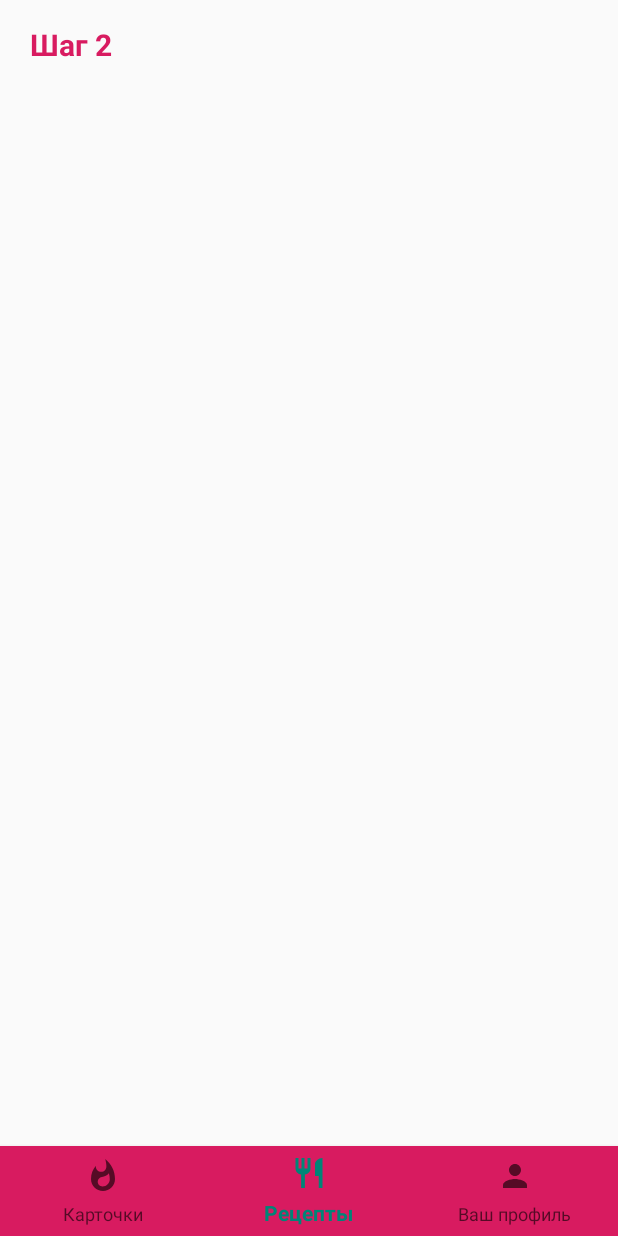
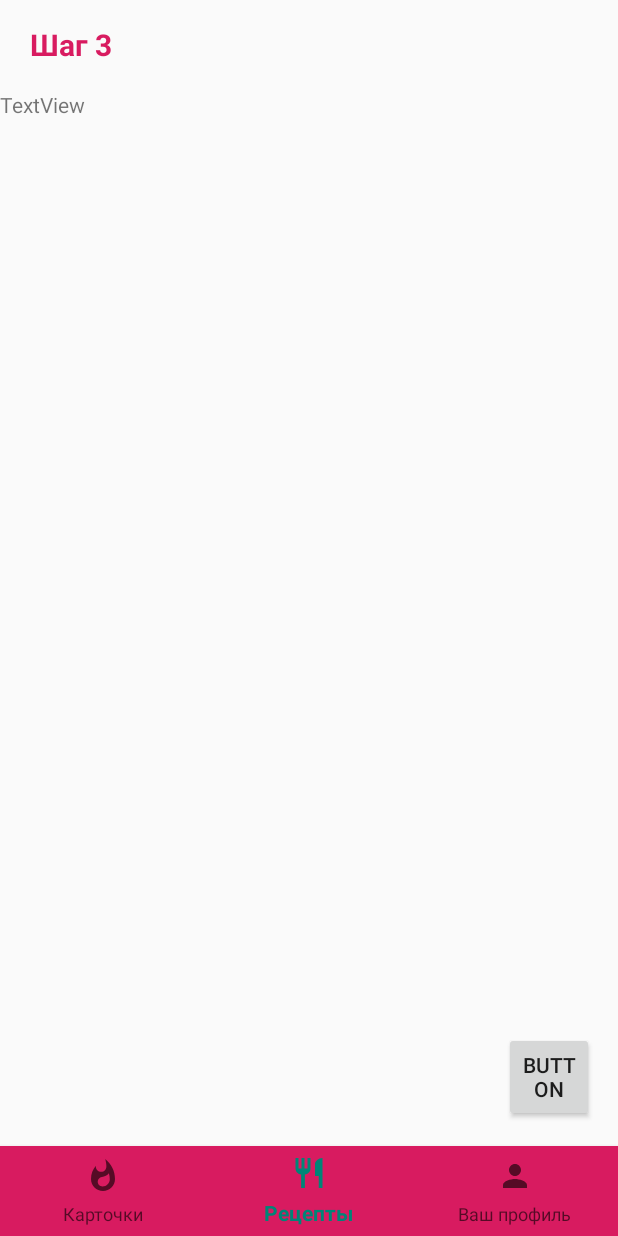
Before and after one commit to vladcto/FoodChoise, an Android app: the fragment StepInstrFragment placed in its activity, on a phone screen of 412 x 824 dp. Run offline under Robolectric (Android 15) with nearby library versions, the phone set to English and light mode, and no system bars.

Commit message:
Создал скелет для остальных step_fragment.

```diff
--- a/app/src/main/res/layout/step_instr_recipes_fragment.xml
+++ b/app/src/main/res/layout/step_instr_recipes_fragment.xml
@@ -7,5 +7,38 @@
     <TextView
         android:id="@+id/textView"
         style="@style/stepTopLabel"
-        android:text="Шаг 2" />
+        android:text="Шаг 3" />
+
+    <androidx.constraintlayout.widget.ConstraintLayout
+        android:layout_width="match_parent"
+        android:layout_height="match_parent">
+
+        <LinearLayout
+            android:id="@+id/linearLayout2"
+            android:layout_width="match_parent"
+            android:layout_height="match_parent"
+            android:orientation="vertical">
+
+            <TextView
+                android:id="@+id/textView8"
+                android:layout_width="match_parent"
+                android:layout_height="wrap_content"
+                android:text="TextView" />
+
+            <androidx.recyclerview.widget.RecyclerView
+                android:layout_width="match_parent"
+                android:layout_height="match_parent" />
+        </LinearLayout>
+
+        <Button
+            android:id="@+id/button2"
+            android:layout_width="60dp"
+            android:layout_height="60dp"
+            android:layout_marginEnd="16dp"
+            android:layout_marginBottom="16dp"
+            android:text="Button"
+            app:layout_constraintBottom_toBottomOf="@+id/linearLayout2"
+            app:layout_constraintEnd_toEndOf="parent" />
+    </androidx.constraintlayout.widget.ConstraintLayout>
+
 </LinearLayout>
```
Also changed, not shown: app/src/main/res/layout/step_accept_recipes_fragment.xml (+13 -1 lines), app/src/main/res/layout/step_ingridient_recipes_fragment.xml (+35 -1 lines).
